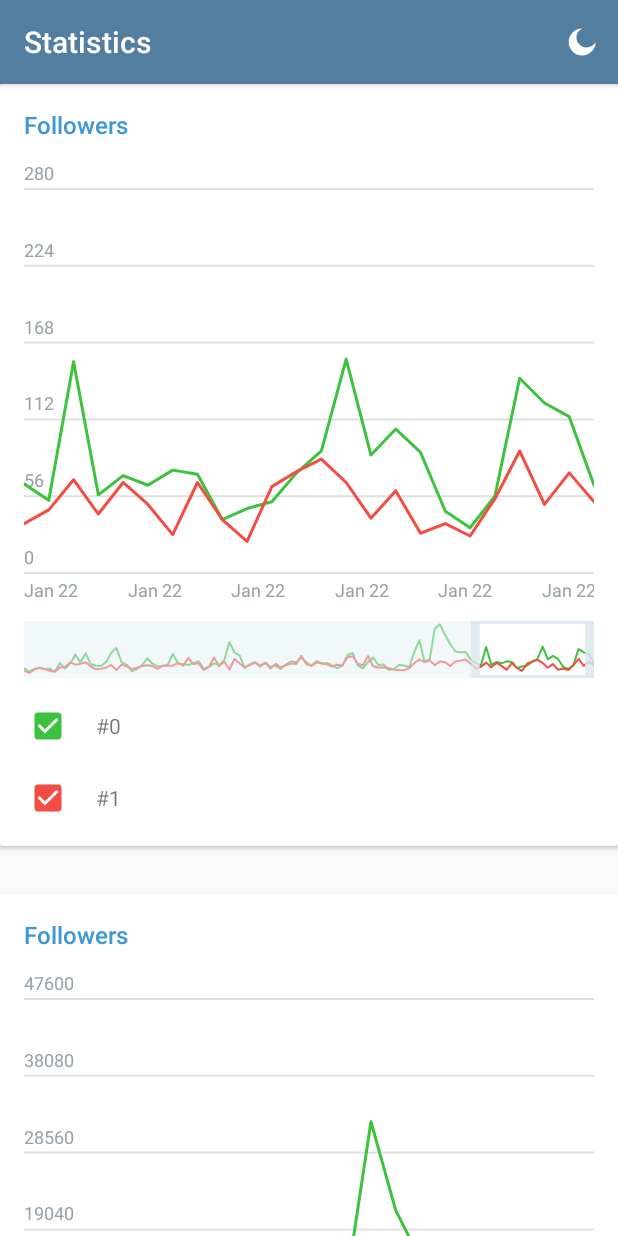
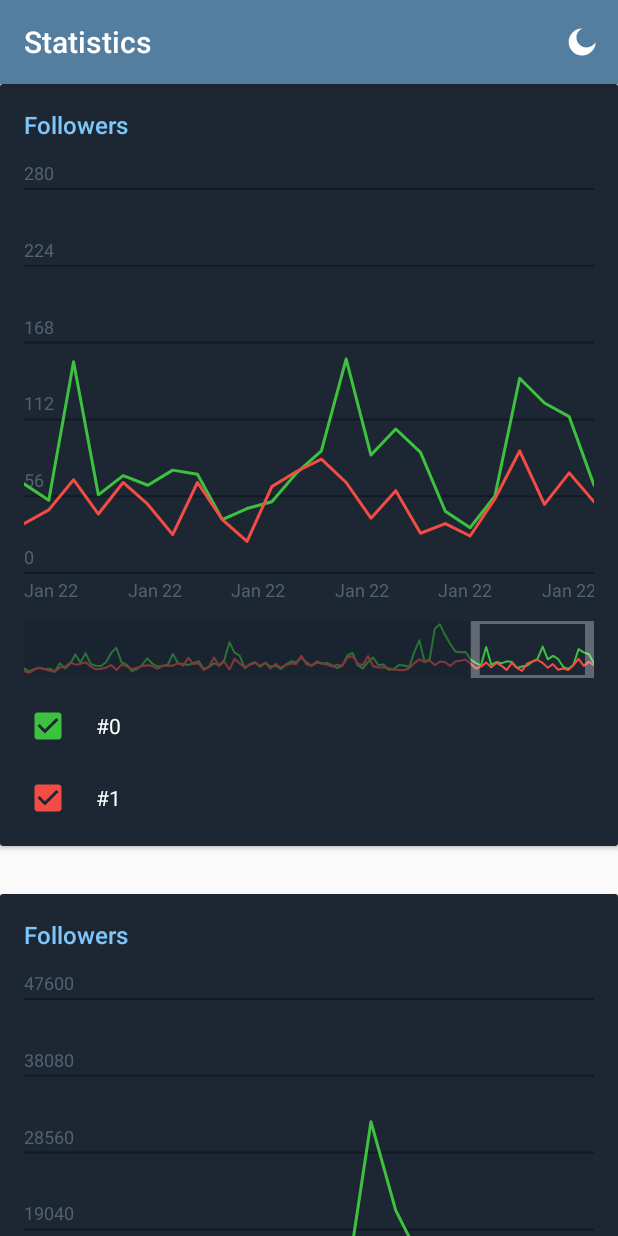
Before and after one commit to cherart/telegram-chart, an Android app: the screen it shows after launch (MainActivity), after a tap on "Mode", on a phone screen of 412 x 824 dp. Run offline under Robolectric (Android 15) with nearby library versions, the phone set to English and light mode, and no system bars.

Commit message:
Implemented dark theme

```diff
--- a/app/src/main/java/com/cherkashyn/chart/ChartsAdapter.java
+++ b/app/src/main/java/com/cherkashyn/chart/ChartsAdapter.java
@@ -27,6 +27,7 @@ public class ChartsAdapter extends RecyclerView.Adapter<ChartsAdapter.ViewHolder
     public void onBindViewHolder(@NonNull ViewHolder holder, int position) {
         if (!followersList.isEmpty()) {
             holder.followersChart.setData(followersList.get(position));
+            holder.followersChart.setDarkTheme();
         }
     }
 
@@ -43,6 +44,10 @@ public class ChartsAdapter extends RecyclerView.Adapter<ChartsAdapter.ViewHolder
         notifyDataSetChanged();
     }
 
+    void changeTheme() {
+        notifyDataSetChanged();
+    }
+
     class ViewHolder extends RecyclerView.ViewHolder {
 
         FollowersChart followersChart;
--- a/app/src/main/java/com/cherkashyn/chart/MainActivity.java
+++ b/app/src/main/java/com/cherkashyn/chart/MainActivity.java
@@ -1,7 +1,5 @@
 package com.cherkashyn.chart;
 
-import android.animation.ArgbEvaluator;
-import android.animation.ValueAnimator;
 import android.graphics.drawable.ColorDrawable;
 import android.os.Bundle;
 import android.view.Menu;
@@ -32,7 +30,6 @@ public class MainActivity extends AppCompatActivity {
 
     @Override
     protected void onCreate(Bundle savedInstanceState) {
-        setTheme();
         super.onCreate(savedInstanceState);
         setContentView(R.layout.activity_main);
         Objects.requireNonNull(getSupportActionBar()).setTitle("Statistics");
@@ -43,13 +40,6 @@ public class MainActivity extends AppCompatActivity {
         recyclerView.setAdapter(chartsAdapter);
 
         parseJSON();
-    }
-
-    private void setTheme() {
-        if (AppCompatDelegate.getDefaultNightMode() == AppCompatDelegate.MODE_NIGHT_YES)
-            setTheme(R.style.ActivityTheme_Dark);
-        else
-            setTheme(R.style.ActivityTheme_Light);
     }
 
     private void parseJSON() {
@@ -91,69 +81,31 @@ public class MainActivity extends AppCompatActivity {
     }
 
     private void changeTheme() {
-//        int colorFromStatusBar, colorToStatusBar, colorFromToolbar, colorToToolbar, colorFromBackground, colorToBackground;
-//
-//        if (AppCompatDelegate.getDefaultNightMode() == AppCompatDelegate.MODE_NIGHT_YES) {
-//            AppCompatDelegate.setDefaultNightMode(AppCompatDelegate.MODE_NIGHT_NO);
-//            colorFromStatusBar = ContextCompat.getColor(this, R.color.colorPrimaryNightDark);
-//            colorToStatusBar = ContextCompat.getColor(this, R.color.colorPrimaryDayDark);
-//            colorFromToolbar = ContextCompat.getColor(this, R.color.colorPrimaryNight);
-//            colorToToolbar = ContextCompat.getColor(this, R.color.colorPrimaryDay);
-//            colorFromBackground = ContextCompat.getColor(this, R.color.colorBackgroundNight);
-//            colorToBackground = ContextCompat.getColor(this, R.color.colorBackgroundDay);
-////            tvJoined.setTextColor(ContextCompat.getColor(this, R.color.colorTextDay));
-////            tvLeft.setTextColor(ContextCompat.getColor(this, R.color.colorTextDay));
-//        } else {
-//            AppCompatDelegate.setDefaultNightMode(AppCompatDelegate.MODE_NIGHT_YES);
-//            colorFromStatusBar = ContextCompat.getColor(this, R.color.colorPrimaryDayDark);
-//            colorToStatusBar = ContextCompat.getColor(this, R.color.colorPrimaryNightDark);
-//            colorFromToolbar = ContextCompat.getColor(this, R.color.colorPrimaryDay);
-//            colorToToolbar = ContextCompat.getColor(this, R.color.colorPrimaryNight);
-//            colorFromBackground = ContextCompat.getColor(this, R.color.colorBackgroundDay);
-//            colorToBackground = ContextCompat.getColor(this, R.color.colorBackgroundNight);
-////            tvJoined.setTextColor(ContextCompat.getColor(this, R.color.colorTextNight));
-////            tvLeft.setTextColor(ContextCompat.getColor(this, R.color.colorTextNight));
-//        }
-//
-//        changeStatusBarColor(colorFromStatusBar, colorToStatusBar);
-//        changeToolbarColor(colorFromToolbar, colorToToolbar);
-//        changeBackgroundColor(colorFromBackground, colorToBackground);
+        int colorFromStatusBar, colorToStatusBar, colorFromToolbar, colorToToolbar, colorFromBackground, colorToBackground;
 
+        if (AppCompatDelegate.getDefaultNightMode() == AppCompatDelegate.MODE_NIGHT_YES) {
+            AppCompatDelegate.setDefaultNightMode(AppCompatDelegate.MODE_NIGHT_NO);
+            colorFromStatusBar = ContextCompat.getColor(this, R.color.colorPrimaryNightDark);
+            colorToStatusBar = ContextCompat.getColor(this, R.color.colorPrimaryDayDark);
+            colorFromToolbar = ContextCompat.getColor(this, R.color.colorPrimaryNight);
+            colorToToolbar = ContextCompat.getColor(this, R.color.colorPrimaryDay);
+            colorFromBackground = ContextCompat.getColor(this, R.color.colorBackgroundNight);
+            colorToBackground = ContextCompat.getColor(this, R.color.colorBackgroundDay);
+            chartsAdapter.changeTheme();
+        } else {
+            AppCompatDelegate.setDefaultNightMode(AppCompatDelegate.MODE_NIGHT_YES);
+            colorFromStatusBar = ContextCompat.getColor(this, R.color.colorPrimaryDayDark);
+            colorToStatusBar = ContextCompat.getColor(this, R.color.colorPrimaryNightDark);
+            colorFromToolbar = ContextCompat.getColor(this, R.color.colorPrimaryDay);
+            colorToToolbar = ContextCompat.getColor(this, R.color.colorPrimaryNight);
+            colorFromBackground = ContextCompat.getColor(this, R.color.colorBackgroundDay);
+            colorToBackground = ContextCompat.getColor(this, R.color.colorBackgroundNight);
+
+            chartsAdapter.changeTheme();
+        }
+
+        getWindow().setStatusBarColor(colorToStatusBar);
+        getSupportActionBar().setBackgroundDrawable(new ColorDrawable(colorToToolbar));
+        recyclerView.setBackgroundColor(colorToBackground);
     }
-
-//    private void changeStatusBarColor(int colorFrom, int colorTo) {
-//        ValueAnimator statusBarAnimator = ValueAnimator.ofObject(new ArgbEvaluator(), colorFrom, colorTo);
-//        statusBarAnimator.setDuration(200);
-//        statusBarAnimator.addUpdateListener(new ValueAnimator.AnimatorUpdateListener() {
-//            @Override
-//            public void onAnimationUpdate(ValueAnimator animation) {
-//                getWindow().setStatusBarColor((Integer) animation.getAnimatedValue());
-//            }
-//        });
-//        statusBarAnimator.start();
-//    }
-//
-//    private void changeToolbarColor(int colorFrom, int colorTo) {
-//        ValueAnimator toolbarAnimator = ValueAnimator.ofObject(new ArgbEvaluator(), colorFrom, colorTo);
-//        toolbarAnimator.setDuration(200);
-//        toolbarAnimator.addUpdateListener(new ValueAnimator.AnimatorUpdateListener() {
-//            @Override
-//            public void onAnimationUpdate(ValueAnimator animation) {
-//                getSupportActionBar().setBackgroundDrawable(new ColorDrawable((Integer) animation.getAnimatedValue()));
-//            }
-//        });
-//        toolbarAnimator.start();
-//    }
-//
-//    private void changeBackgroundColor(int colorFrom, int colorTo) {
-//        final ValueAnimator backgroundAnimator = ValueAnimator.ofObject(new ArgbEvaluator(), colorFrom, colorTo);
-//        backgroundAnimator.setDuration(200);
-//        backgroundAnimator.addUpdateListener(new ValueAnimator.AnimatorUpdateListener() {
-//            @Override
-//            public void onAnimationUpdate(ValueAnimator animation) {
-//                background.setBackgroundColor((Integer) animation.getAnimatedValue());
-//            }
-//        });
-//        backgroundAnimator.start();
-//    }
 }
--- a/app/src/main/res/values/colors.xml
+++ b/app/src/main/res/values/colors.xml
@@ -2,23 +2,25 @@
 <resources>
     <color name="colorPrimaryDay">#537EA0</color>
     <color name="colorPrimaryDayDark">#436481</color>
-    <color name="colorBackgroundDay">#FFFFFF</color>
-    <color name="colorDayAccent">#D81B60</color>
-    <color name="colorDayFollowers">#3D97D2</color>
-    <color name="colorDayGreen">#43C047</color>
-    <color name="colorDayRed">#EB6962</color>
-    <color name="colorDayGrey">#E0E0E0</color>
-    <color name="colorTextDay">#000000</color>
+    <color name="colorBackgroundDay">#F0F0F0</color>
+    <color name="colorCardBackgroundDay">#FFFFFF</color>
+    <color name="colorFollowersDay">#3D97D2</color>
+    <color name="colorValuesDay">#96A2AA</color>
+    <color name="colorLineNameDay">#000000</color>
+    <color name="colorGridDay">#E7E7E7</color>
+    <color name="colorRectangleDay">#80EBF1F2</color>
+    <color name="colorWindowDay">#80D2DCE6</color>
 
     <color name="colorPrimaryNight">#212D3A</color>
     <color name="colorPrimaryNightDark">#1A242E</color>
-    <color name="colorBackgroundNight">#1D2733</color>
-    <color name="colorNightAccent">#D81B60</color>
-    <color name="colorNightFollowers">#3D97D2</color>
-    <color name="colorNightGreen">#43C047</color>
-    <color name="colorNightRed">#EB6962</color>
-    <color name="colorNightGrey">#E0E0E0</color>
-    <color name="colorTextNight">#FFFFFF</color>
+    <color name="colorBackgroundNight">#151E27</color>
+    <color name="colorCardBackgroundNight">#1D2733</color>
+    <color name="colorFollowersNight">#7EC5F9</color>
+    <color name="colorValuesNight">#516371</color>
+    <color name="colorLineNameNight">#FFFFFF</color>
+    <color name="colorGridNight">#101924</color>
+    <color name="colorRectangleNight">#8019232E</color>
+    <color name="colorWindowNight">#4DFFFFFF</color>
 
-    <color name="colorOpac">#E4EEF5</color>
+    <color name="colorAccent">#537EA0</color>
 </resources>
--- a/app/src/main/res/values/styles.xml
+++ b/app/src/main/res/values/styles.xml
@@ -3,12 +3,6 @@
     <style name="ActivityTheme.Light" parent="Theme.AppCompat.Light.DarkActionBar">
         <item name="colorPrimary">@color/colorPrimaryDay</item>
         <item name="colorPrimaryDark">@color/colorPrimaryDayDark</item>
-        <item name="colorAccent">@color/colorDayAccent</item>
-    </style>
-
-    <style name="ActivityTheme.Dark" parent="Theme.AppCompat.Light.DarkActionBar">
-        <item name="colorPrimary">@color/colorPrimaryNight</item>
-        <item name="colorPrimaryDark">@color/colorPrimaryNightDark</item>
-        <item name="colorAccent">@color/colorNightAccent</item>
+        <item name="colorAccent">@color/colorAccent</item>
     </style>
 </resources>
--- a/telegramchart/src/main/java/com/cherkashyn/telegramchart/chart/FollowersChart.java
+++ b/telegramchart/src/main/java/com/cherkashyn/telegramchart/chart/FollowersChart.java
@@ -5,6 +5,7 @@ import android.content.res.ColorStateList;
 import android.graphics.Color;
 import android.graphics.Typeface;
 import android.util.AttributeSet;
+import android.util.Log;
 import android.util.TypedValue;
 import android.view.MotionEvent;
 import android.view.ViewGroup;
@@ -17,7 +18,11 @@ import android.widget.TextView;
 import com.cherkashyn.telegramchart.R;
 import com.cherkashyn.telegramchart.model.Followers;
 
+import java.util.ArrayList;
+import java.util.List;
+
 import androidx.annotation.Nullable;
+import androidx.appcompat.app.AppCompatDelegate;
 import androidx.core.content.ContextCompat;
 import androidx.core.widget.CompoundButtonCompat;
 
@@ -25,10 +30,14 @@ import static com.cherkashyn.telegramchart.utils.Utils.dpToPx;
 
 public class FollowersChart extends LinearLayout implements CompoundButton.OnCheckedChangeListener {
 
+    private List<TextView> textViewList = new ArrayList<>();
+
     private Followers followers;
     private LineChart lineChart;
     private TextView textViewFollowers;
     private RelativeLayout relativeLayout;
+
+    private boolean isDark = false;
 
     private int marginSixteenDp = (int) dpToPx(16);
 
@@ -47,6 +56,7 @@ public class FollowersChart extends LinearLayout implements CompoundButton.OnChe
         initTextViewFollowers();
         initLineChart();
         initRelativeLayout();
+        initColors();
     }
 
     private void initTextViewFollowers() {
@@ -58,7 +68,6 @@ public class FollowersChart extends LinearLayout implements CompoundButton.OnChe
         LayoutParams paramsTextViewFollowers = new LayoutParams(LayoutParams.WRAP_CONTENT, LayoutParams.WRAP_CONTENT);
         paramsTextViewFollowers.setMargins(marginSixteenDp, marginSixteenDp, 0, 0);
         textViewFollowers.setLayoutParams(paramsTextViewFollowers);
-        textViewFollowers.setTextColor(ContextCompat.getColor(getContext(), R.color.colorDayFollowers));
         addView(textViewFollowers);
     }
 
@@ -79,10 +88,33 @@ public class FollowersChart extends LinearLayout implements CompoundButton.OnChe
         addView(relativeLayout);
     }
 
+    private void initColors() {
+        int color;
+        if (AppCompatDelegate.getDefaultNightMode() == AppCompatDelegate.MODE_NIGHT_YES) {
+            textViewFollowers.setTextColor(ContextCompat.getColor(getContext(), R.color.colorFollowersNight));
+            setBackgroundColor(ContextCompat.getColor(getContext(), R.color.colorCardBackgroundNight));
+            color = ContextCompat.getColor(getContext(), R.color.colorLineNameNight);
+        } else {
+            textViewFollowers.setTextColor(ContextCompat.getColor(getContext(), R.color.colorFollowersDay));
+            setBackgroundColor(ContextCompat.getColor(getContext(), R.color.colorCardBackgroundDay));
+            color = ContextCompat.getColor(getContext(), R.color.colorLineNameDay);
+        }
+        for (TextView textView : textViewList) {
+            textView.setTextColor(color);
+        }
+        lineChart.setDarkTheme();
+    }
+
     public void setData(Followers followers) {
-        this.followers = followers;
-        lineChart.setData(followers);
-        initCheckBoxes();
+        if (this.followers == null || !this.followers.equals(followers)) {
+            this.followers = followers;
+            initCheckBoxes();
+            lineChart.setData(followers);
+        }
+    }
+
+    public void setDarkTheme() {
+        initColors();
     }
 
     private void initCheckBoxes() {
@@ -107,6 +139,7 @@ public class FollowersChart extends LinearLayout implements CompoundButton.OnChe
             layoutParamsTextView.addRule(RelativeLayout.ALIGN_BASELINE, i + 1);
             layoutParamsTextView.setMargins(marginSixteenDp, 0, 0, 0);
             textView.setLayoutParams(layoutParamsTextView);
+            textViewList.add(textView);
 
             relativeLayout.addView(checkBox);
             relativeLayout.addView(textView);
--- a/telegramchart/src/main/java/com/cherkashyn/telegramchart/chart/LineChart.java
+++ b/telegramchart/src/main/java/com/cherkashyn/telegramchart/chart/LineChart.java
@@ -14,6 +14,7 @@ import android.view.MotionEvent;
 import android.view.View;
 import android.view.animation.AccelerateDecelerateInterpolator;
 
+import com.cherkashyn.telegramchart.R;
 import com.cherkashyn.telegramchart.model.Followers;
 import com.cherkashyn.telegramchart.model.Line;
 
@@ -22,6 +23,8 @@ import java.util.Collections;
 import java.util.List;
 
 import androidx.annotation.Nullable;
+import androidx.appcompat.app.AppCompatDelegate;
+import androidx.core.content.ContextCompat;
 
 import static com.cherkashyn.telegramchart.utils.Utils.dpToPx;
 
@@ -104,23 +107,19 @@ public class LineChart extends View {
         paintLine.setStyle(Paint.Style.STROKE);
 
         paintGridLine = new Paint();
-        paintGridLine.setColor(Color.parseColor("#E0E0E0"));
         paintGridLine.setStrokeWidth(2);
         paintGridLine.setStyle(Paint.Style.STROKE);
 
         paintText = new TextPaint();
-        paintText.setColor(Color.parseColor("#96A2AA"));
         paintText.setStyle(Paint.Style.FILL);
         paintText.setTextSize(dpToPx(textSize));
 
         paintWindowSelector = new Paint();
-        paintWindowSelector.setColor(Color.parseColor("#DBE7F0"));
         paintWindowSelector.setStrokeWidth(dpToPx(2));
         paintWindowSelector.setAlpha(210);
         paintWindowSelector.setStyle(Paint.Style.STROKE);
 
         paintRectangle = new Paint();
-        paintRectangle.setColor(Color.parseColor("#E4EEF5"));
         paintRectangle.setAlpha(125);
 
         pathGridLine = new Path();
@@ -248,10 +247,10 @@ public class LineChart extends View {
     }
 
     private void drawWindowSelector(Canvas canvas) {
-        pathWindowHorizontal.moveTo(windowLeftBorder, windowTopBorder + strokeWidthHorizontal / 2);
-        pathWindowHorizontal.lineTo(windowRightBorder, windowTopBorder + strokeWidthHorizontal / 2);
-        pathWindowHorizontal.moveTo(windowLeftBorder, windowBottomBorder - strokeWidthHorizontal / 2);
-        pathWindowHorizontal.lineTo(windowRightBorder, windowBottomBorder - strokeWidthHorizontal / 2);
+        pathWindowHorizontal.moveTo(windowLeftBorder + strokeWidthVertical, windowTopBorder + strokeWidthHorizontal / 2);
+        pathWindowHorizontal.lineTo(windowRightBorder - strokeWidthVertical, windowTopBorder + strokeWidthHorizontal / 2);
+        pathWindowHorizontal.moveTo(windowLeftBorder + strokeWidthVertical, windowBottomBorder - strokeWidthHorizontal / 2);
+        pathWindowHorizontal.lineTo(windowRightBorder - strokeWidthVertical, windowBottomBorder - strokeWidthHorizontal / 2);
 
         pathWindowVertical.moveTo(windowLeftBorder + strokeWidthVertical / 2, windowTopBorder);
         pathWindowVertical.lineTo(windowLeftBorder + strokeWidthVertical / 2, windowBottomBorder);
@@ -265,6 +264,21 @@ public class LineChart extends View {
         paintWindowSelector.setStrokeWidth(strokeWidthVertical);
         canvas.drawPath(pathWindowVertical, paintWindowSelector);
         pathWindowVertical.reset();
+    }
+
+    public void setDarkTheme() {
+        if (AppCompatDelegate.getDefaultNightMode() == AppCompatDelegate.MODE_NIGHT_YES) {
+            paintGridLine.setColor(ContextCompat.getColor(getContext(), R.color.colorGridNight));
+            paintText.setColor(ContextCompat.getColor(getContext(), R.color.colorValuesNight));
+            paintRectangle.setColor(ContextCompat.getColor(getContext(), R.color.colorRectangleNight));
+            paintWindowSelector.setColor(ContextCompat.getColor(getContext(), R.color.colorWindowNight));
+        } else {
+            paintGridLine.setColor(ContextCompat.getColor(getContext(), R.color.colorGridDay));
+            paintText.setColor(ContextCompat.getColor(getContext(), R.color.colorValuesDay));
+            paintRectangle.setColor(ContextCompat.getColor(getContext(), R.color.colorRectangleDay));
+            paintWindowSelector.setColor(ContextCompat.getColor(getContext(), R.color.colorWindowDay));
+        }
+        invalidate();
     }
 
     public void setData(Followers followers) {
@@ -306,9 +320,6 @@ public class LineChart extends View {
                     isLeftBorderTouched = x >= windowLeftBorder && x <= windowLeftBorder + strokeWidthVertical;
                     isRightBorderTouched = x <= windowRightBorder && x >= windowRightBorder - strokeWidthVertical;
                     isWindowTouched = x >= windowLeftBorder + strokeWidthVertical && x <= windowRightBorder - strokeWidthVertical;
-                    Log.i("LineChart", "LeftBorder: " + isLeftBorderTouched);
-                    Log.i("LineChart", "RightBorder: " + isRightBorderTouched);
-                    Log.i("LineChart", "Window: " + isWindowTouched);
                 }
                 eventX = x;
                 break;
@@ -318,17 +329,11 @@ public class LineChart extends View {
                     if (windowLeftBorder + dx > 0 && windowRightBorder + dx < getWidth()) {
                         windowLeftBorder += dx;
                         windowRightBorder += dx;
-//                        Log.i("LineChart", "Left Border: " + windowLeftBorder);
-//                        Log.i("LineChart", "Right Border: " + windowRightBorder);
-//                        Log.i("LineChart", "Start Index: " + windowLeftBorder / stepXFullChart);
-//                        Log.i("LineChart", "End Index: " + windowRightBorder / stepXFullChart);
-//                        Log.i("LineChart", "Count: " + (endIndex - startIndex));
                     }
                 } else if (isLeftBorderTouched) {
 
                     if (windowRightBorder - (windowLeftBorder + dx) < defaultCountX * stepXFullChart) {
                         windowLeftBorder = windowRightBorder - defaultCountX * stepXFullChart;
-                        Log.i("LineChart", "InLeft");
                     } else if (windowLeftBorder + dx > 0) {
                         windowLeftBorder += dx;
                     }
@@ -355,7 +360,7 @@ public class LineChart extends View {
     }
 
     public boolean isWindowTouched() {
-        return isWindowTouched || isLeftBorderTouched || isRightBorderTouched; //TODO
+        return isWindowTouched || isLeftBorderTouched || isRightBorderTouched;
     }
 
     public void removeLine(int index) {
@@ -364,7 +369,7 @@ public class LineChart extends View {
     }
 
     public void showLine(int index) {
-        removedLines.remove(new Integer(index - 1)); //TODO remove object
+        removedLines.remove(new Integer(index - 1));
         createValueAnimator(true);
     }
 
--- a/telegramchart/src/main/res/values/colors.xml
+++ b/telegramchart/src/main/res/values/colors.xml
@@ -2,23 +2,25 @@
 <resources>
     <color name="colorPrimaryDay">#537EA0</color>
     <color name="colorPrimaryDayDark">#436481</color>
-    <color name="colorBackgroundDay">#FFFFFF</color>
-    <color name="colorDayAccent">#D81B60</color>
-    <color name="colorDayFollowers">#3D97D2</color>
-    <color name="colorDayGreen">#43C047</color>
-    <color name="colorDayRed">#EB6962</color>
-    <color name="colorDayGrey">#E0E0E0</color>
-    <color name="colorTextDay">#000000</color>
+    <color name="colorBackgroundDay">#F0F0F0</color>
+    <color name="colorCardBackgroundDay">#FFFFFF</color>
+    <color name="colorFollowersDay">#3D97D2</color>
+    <color name="colorValuesDay">#96A2AA</color>
+    <color name="colorLineNameDay">#000000</color>
+    <color name="colorGridDay">#E7E7E7</color>
+    <color name="colorRectangleDay">#80EBF1F2</color>
+    <color name="colorWindowDay">#80D2DCE6</color>
 
     <color name="colorPrimaryNight">#212D3A</color>
     <color name="colorPrimaryNightDark">#1A242E</color>
-    <color name="colorBackgroundNight">#1D2733</color>
-    <color name="colorNightAccent">#D81B60</color>
-    <color name="colorNightFollowers">#3D97D2</color>
-    <color name="colorNightGreen">#43C047</color>
-    <color name="colorNightRed">#EB6962</color>
-    <color name="colorNightGrey">#E0E0E0</color>
-    <color name="colorTextNight">#FFFFFF</color>
+    <color name="colorBackgroundNight">#151E27</color>
+    <color name="colorCardBackgroundNight">#1D2733</color>
+    <color name="colorFollowersNight">#7EC5F9</color>
+    <color name="colorValuesNight">#516371</color>
+    <color name="colorLineNameNight">#FFFFFF</color>
+    <color name="colorGridNight">#101924</color>
+    <color name="colorRectangleNight">#8019232E</color>
+    <color name="colorWindowNight">#80FFFFFF</color>
 
-    <color name="colorOpac">#E4EEF5</color>
+    <color name="colorAccent">#537EA0</color>
 </resources>
```
